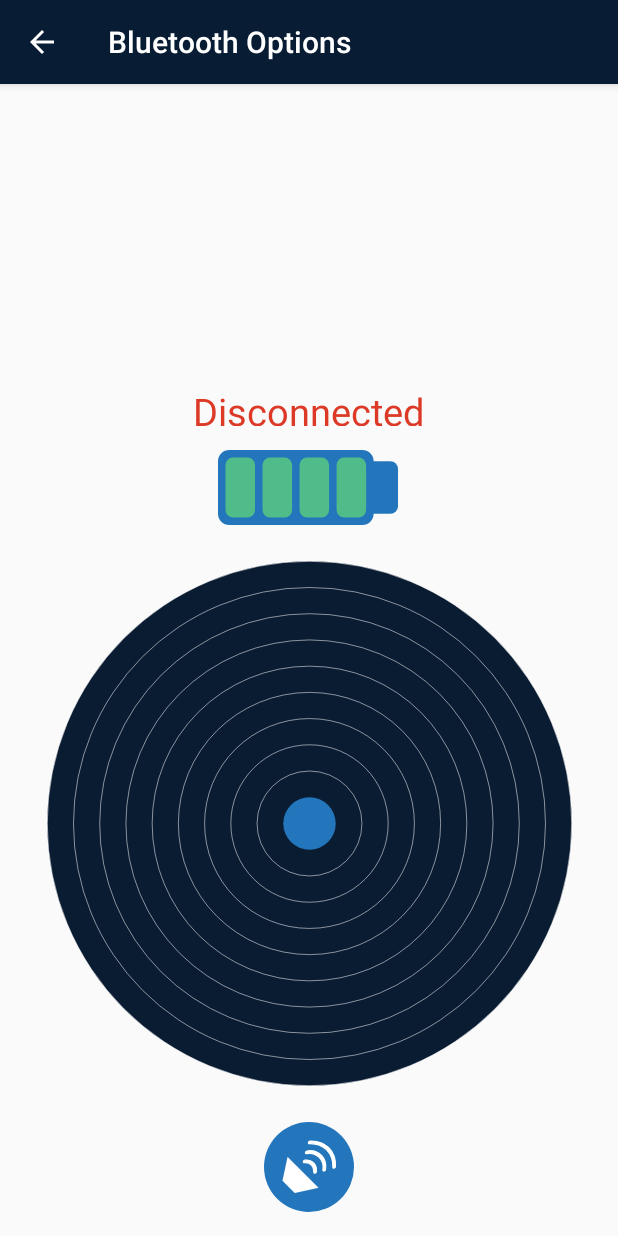
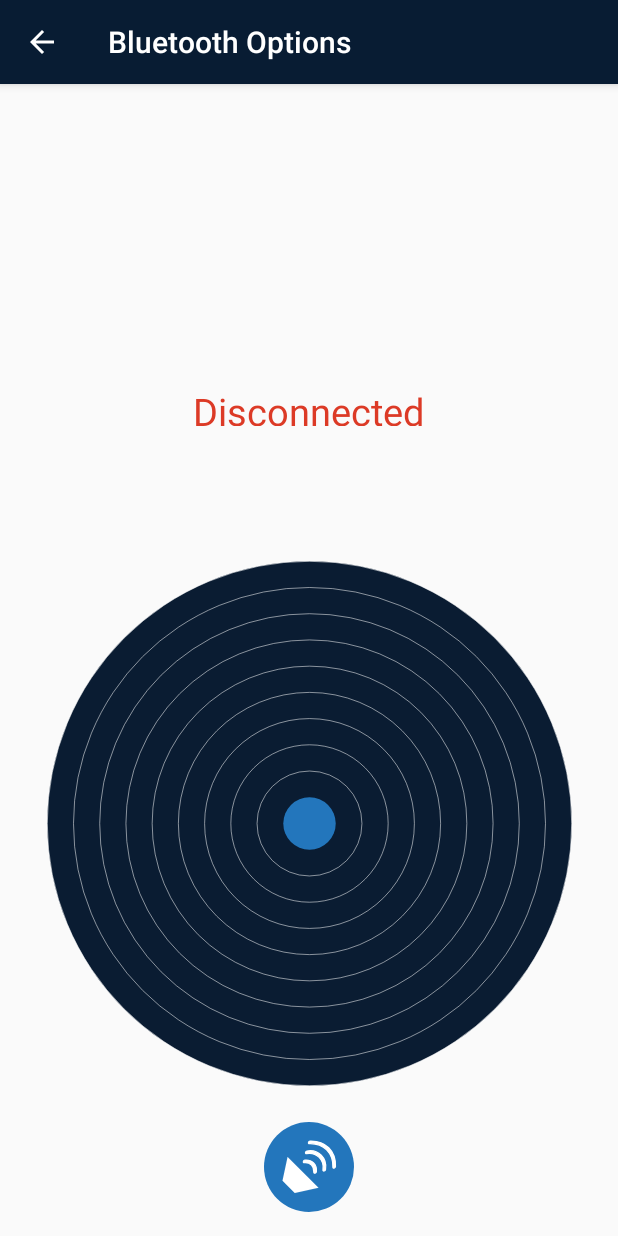
Before and after one commit to tootap/Track-on-track, an Android app: the BluetoothActivity screen opened directly, with no data from a screen before it, on a phone screen of 412 x 824 dp. Run offline under Robolectric (Android 15) with nearby library versions, the phone set to English and light mode, and no system bars; 1 statement that could not run was skipped.

Commit message:
Finishing up app

```diff
--- a/app/app/src/main/res/layout/content_bluetooth.xml
+++ b/app/app/src/main/res/layout/content_bluetooth.xml
@@ -13,7 +13,6 @@
         android:layout_width="60dp"
         android:layout_height="60dp"
         android:layout_alignParentEnd="true"
-        android:layout_alignTop="@+id/track-button"
         android:layout_marginBottom="16dp"
         android:layout_marginEnd="8dp"
         android:layout_marginStart="8dp"
@@ -60,6 +59,7 @@
         android:layout_marginBottom="24dp"
         android:layout_marginEnd="8dp"
         android:layout_marginStart="8dp"
+        android:visibility="invisible"
         app:layout_constraintBottom_toTopOf="@+id/signal-indicator-1"
         app:layout_constraintEnd_toEndOf="parent"
         app:layout_constraintHorizontal_bias="0.498"
```
Also changed, not shown: app/app/src/main/java/purdue/track_on_track/MapsActivity.java (+14 -2 lines).
